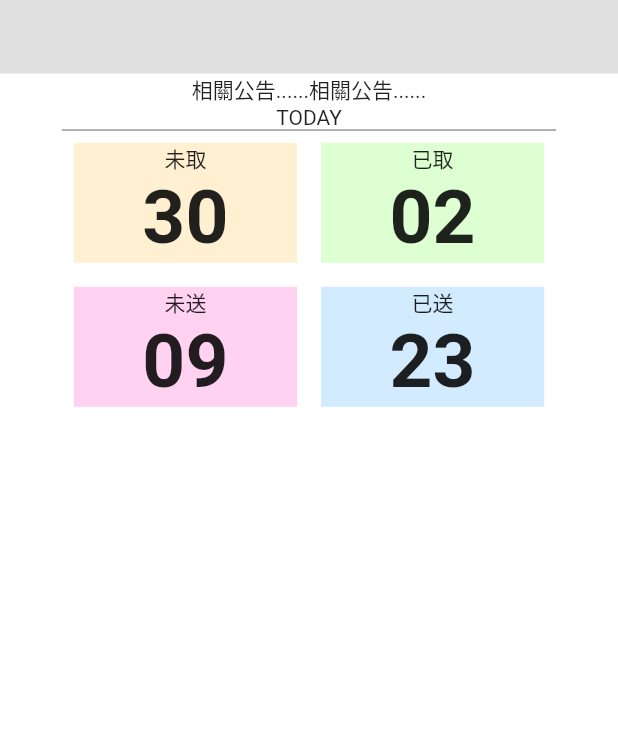
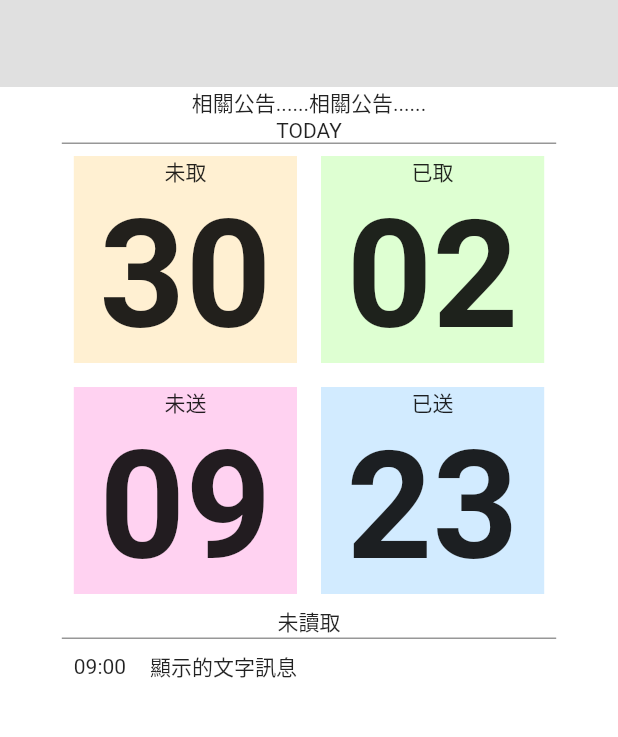
Before and after one commit to xuanzong06/atom_go, a Flutter app: the screen it shows after launch, on a phone screen of 412 x 824 dp, the part 297-1034 px from its top. Run offline on Flutter 3.47's test engine with Material 2 defaults, Android fonts, the phone set to English and light mode, and no system bars; our stand-ins replace marquee, package_info_plus; missing offline and left inert: launch_review.

Commit message:
調整佈局，下一個步驟我想把Widget濃縮到獨立的dart檔案

```diff
--- a/lib/main.dart
+++ b/lib/main.dart
@@ -125,7 +125,7 @@ class _DemoPState extends State<DemoP> {
                 ),
               ), //全畫面的方法
               Expanded(
-                flex: 7,
+                flex: 6, //因為增加bottonNavigationBar 從7降低為6
                 child: Container(
                   color: Colors.white,
                   child: Column(
@@ -186,7 +186,6 @@ class _DemoPState extends State<DemoP> {
                                           // crossAxisAlignment: CrossAxisAlignment.start,
                                           children: [
                                             Column(
-
                                               children: [
                                                 Text(
                                                   '未取',
@@ -195,14 +194,16 @@ class _DemoPState extends State<DemoP> {
                                               ],
                                             ),
                                             Column(
-                                              crossAxisAlignment: CrossAxisAlignment.end,
+                                              crossAxisAlignment:
+                                                  CrossAxisAlignment.end,
                                               children: [
                                                 Text(
                                                   '30',
                                                   textAlign: TextAlign.right,
                                                   style: TextStyle(
-                                                      fontSize: 50.0,
-                                                      fontWeight: FontWeight.bold),
+                                                    fontSize: 100.0,
+                                                    fontWeight: FontWeight.bold,
+                                                  ),
                                                 ),
                                               ],
                                             ),
@@ -225,9 +226,9 @@ class _DemoPState extends State<DemoP> {
                                                 '02',
                                                 textAlign: TextAlign.right,
                                                 style: TextStyle(
-                                                    fontSize: 50.0,
-                                                    fontWeight:
-                                                        FontWeight.bold),
+                                                  fontSize: 100.0,
+                                                  fontWeight: FontWeight.bold,
+                                                ),
                                               ),
                                             ),
                                           ],
@@ -272,9 +273,9 @@ class _DemoPState extends State<DemoP> {
                                                 '09',
                                                 textAlign: TextAlign.right,
                                                 style: TextStyle(
-                                                    fontSize: 50.0,
-                                                    fontWeight:
-                                                        FontWeight.bold),
+                                                  fontSize: 100.0,
+                                                  fontWeight: FontWeight.bold,
+                                                ),
                                               ),
                                             ),
                                           ],
@@ -296,9 +297,9 @@ class _DemoPState extends State<DemoP> {
                                                 '23',
                                                 textAlign: TextAlign.right,
                                                 style: TextStyle(
-                                                    fontSize: 50.0,
-                                                    fontWeight:
-                                                        FontWeight.bold),
+                                                  fontSize: 100.0,
+                                                  fontWeight: FontWeight.bold,
+                                                ),
                                               ),
                                             ),
                                           ],
@@ -316,6 +317,49 @@ class _DemoPState extends State<DemoP> {
                           ),
                         ],
                       ),
+                      Row(
+                        //因為範例提供之分割線會無限延伸，所以我想到用Expanded包住，來呈現範例的外觀
+                        children: [
+                          Expanded(
+                            child: Container(),
+                            flex: 1,
+                          ),
+                          Expanded(
+                            child: Column(
+                              children: [
+                                Text(
+                                  '未讀取',
+                                  textAlign: TextAlign.left,
+                                ),
+                                HorizontalLine(),
+                                Row(
+                                  children: [
+                                    Padding(
+                                      padding: const EdgeInsets.all(8.0),
+                                      child: Text(
+                                        '09:00',
+                                        textAlign: TextAlign.left,
+                                      ),
+                                    ),
+                                    Padding(
+                                      padding: const EdgeInsets.all(8.0),
+                                      child: Text(
+                                        '顯示的文字訊息',
+                                        textAlign: TextAlign.left,
+                                      ),
+                                    ),
+                                  ],
+                                ),
+                              ],
+                            ),
+                            flex: 8,
+                          ),
+                          Expanded(
+                            child: Container(),
+                            flex: 1,
+                          ),
+                        ],
+                      ),
                     ],
                   ),
                 ),
@@ -323,6 +367,33 @@ class _DemoPState extends State<DemoP> {
             ],
           ),
         ),
+        bottomNavigationBar:
+            BottomNavigationBar(items: <BottomNavigationBarItem>[
+          BottomNavigationBarItem(
+            icon: Icon(Icons.home),
+            label: 'Home',
+          ),
+          BottomNavigationBarItem(
+            icon: Icon(Icons.business),
+            label: 'Business',
+          ),
+          BottomNavigationBarItem(
+            icon: Icon(Icons.school),
+            label: 'School',
+          ),
+          BottomNavigationBarItem(
+            icon: Icon(Icons.star),
+            label: 'qq1',
+          ),
+          BottomNavigationBarItem(
+            icon: Icon(Icons.person),
+            label: 'qq2',
+          ),
+          BottomNavigationBarItem(
+            icon: Icon(Icons.add),
+            label: 'qq3',
+          ),
+        ]),
       ),
     );
   }
```
